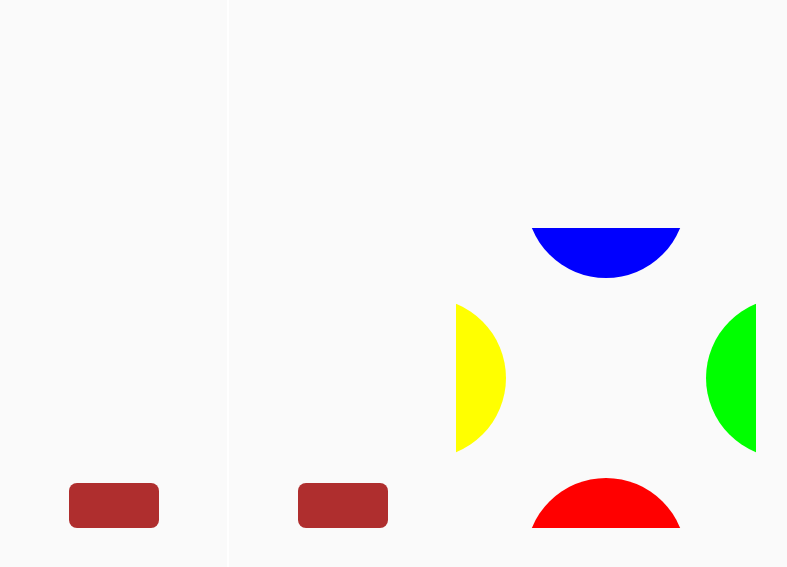
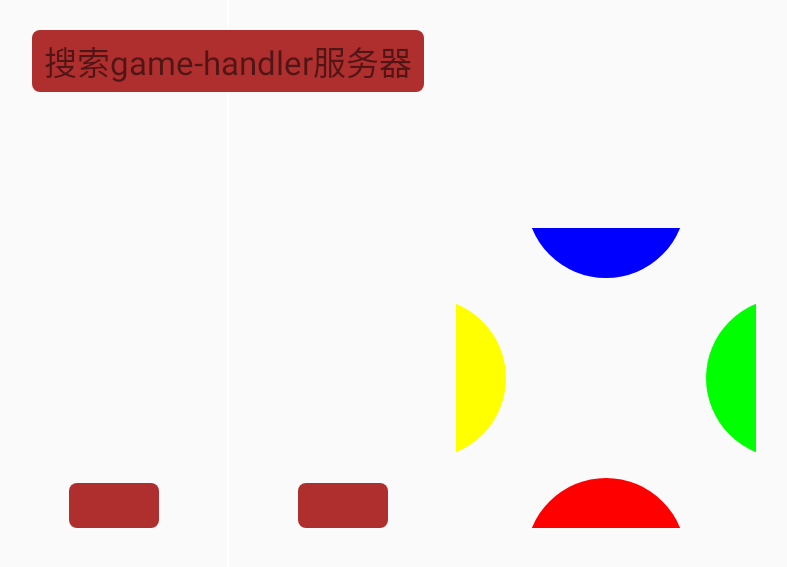
Before and after one commit to coder-zt/GameHanlder, an Android app: the screen it shows after launch (MainActivity), on a phone screen of 824 x 412 dp (held sideways). Shown: the top 567 px of the screen, without its empty margins (390-1177 px from the left). Run offline under Robolectric (Android 15) with nearby library versions, the phone set to English and light mode, and no system bars.

Commit message:
新增自动查找局域网内可用设备的功能

```diff
--- a/app/src/main/java/com/coder/zt/gamehanlder/MainActivity.kt
+++ b/app/src/main/java/com/coder/zt/gamehanlder/MainActivity.kt
@@ -1,19 +1,21 @@
 package com.coder.zt.gamehanlder
 
-import androidx.appcompat.app.AppCompatActivity
+import android.graphics.Color
 import android.os.Bundle
 import android.os.Handler
 import android.os.Looper
 import android.util.Log
+import android.view.View
 import android.widget.TextView
 import androidx.activity.viewModels
+import androidx.appcompat.app.AppCompatActivity
 import androidx.lifecycle.MutableLiveData
 import com.coder.zt.gamehanlder.net.Result
+import com.coder.zt.gamehanlder.net.RetrofitManager
+import com.coder.zt.gamehanlder.utils.Constants
 import com.coder.zt.gamehanlder.view.SkillBtnView
 import com.coder.zt.gamehanlder.view.SteeringYokeView
 import com.coder.zt.gamehanlder.viewmode.KeyBoardViewModel
-import kotlinx.coroutines.delay
-import java.lang.StringBuilder
 
 class MainActivity : AppCompatActivity() {
 
@@ -25,14 +27,26 @@ class MainActivity : AppCompatActivity() {
     val mHandler:Handler by lazy{
         Handler(Looper.getMainLooper())
     }
+    private val viewModel  by viewModels<KeyBoardViewModel>()
     override fun onCreate(savedInstanceState: Bundle?) {
         super.onCreate(savedInstanceState)
+        val decorView = window.decorView
+        decorView.systemUiVisibility = View.SYSTEM_UI_FLAG_LAYOUT_FULLSCREEN or View.SYSTEM_UI_FLAG_LAYOUT_STABLE
+        window.statusBarColor = Color.TRANSPARENT
         setContentView(R.layout.activity_main)
         initView()
         initData()
     }
 
     private fun initData() {
+        viewModel.clientIPs.observe(this){
+            Log.d(TAG, "initData: ")
+            for (s in it) {
+                Constants.BASE_URL = "http://$s:80"
+                Log.d(TAG, "initData: ${Constants.BASE_URL}")
+                RetrofitManager.getInstance().init("http://$s")
+            }
+        }
         result.perCodes = mutableSetOf()
         result.curCodes = mutableSetOf()
         viewModel.keyResult.observe(this){
@@ -96,7 +110,7 @@ class MainActivity : AppCompatActivity() {
 
     }
 
-    private val viewModel: KeyBoardViewModel by viewModels()
+
 
     private  val TAG = "MainActivity"
     private fun initView() {
@@ -162,5 +176,15 @@ class MainActivity : AppCompatActivity() {
                 pressKeys.postValue(this)
             }
         }
+        val tvSearchBtn = findViewById<TextView>(R.id.tv_search)
+        tvSearchBtn.setOnClickListener {
+            doSearch()
+        }
     }
+
+    private fun doSearch() {
+        viewModel.getClientIP()
+    }
+
+
 }
--- a/app/src/main/java/com/coder/zt/gamehanlder/utils/Constants.kt
+++ b/app/src/main/java/com/coder/zt/gamehanlder/utils/Constants.kt
@@ -3,7 +3,7 @@ package com.coder.zt.gamehanlder.utils
 class Constants {
     companion object {
         //home_pc
-        val BASE_URL = "http://192.168.67.211:666"
+        var BASE_URL = "http://192.168.0.1:666"
 //        val BASE_URL = "http://10.0.22.74:666"
     }
 }
--- a/app/src/main/java/com/coder/zt/gamehanlder/view/SkillBtnView.kt
+++ b/app/src/main/java/com/coder/zt/gamehanlder/view/SkillBtnView.kt
@@ -40,7 +40,7 @@ class SkillBtnView(context: Context, attrs: AttributeSet): View(context, attrs)
 
         }
     }
-    override fun onDraw(canvas: Canvas?) {
+    override fun onDraw(canvas: Canvas) {
         super.onDraw(canvas)
         val centerPoint = Point(width/2, height/2)
         mCenterPoint = centerPoint
--- a/app/src/main/java/com/coder/zt/gamehanlder/view/SteeringYokeView.kt
+++ b/app/src/main/java/com/coder/zt/gamehanlder/view/SteeringYokeView.kt
@@ -48,7 +48,7 @@ class SteeringYokeView(context: Context,attrs: AttributeSet): View(context, attr
     private val yokePoint by lazy{
         Point(width/2, height/2)
     }
-    override fun onDraw(canvas: Canvas?) {
+    override fun onDraw(canvas: Canvas) {
         super.onDraw(canvas)
         canvas?.drawCircle(width/2.0f, height/2.0f, height/2.0f, backGroundPaint)
         val dashPathEffect1 = DashPathEffect(floatArrayOf(60f, 60f), 0F)
--- a/app/src/main/java/com/coder/zt/gamehanlder/viewmode/KeyBoardViewModel.kt
+++ b/app/src/main/java/com/coder/zt/gamehanlder/viewmode/KeyBoardViewModel.kt
@@ -5,13 +5,17 @@ import androidx.lifecycle.MutableLiveData
 import androidx.lifecycle.ViewModel
 import androidx.lifecycle.viewModelScope
 import com.coder.zt.gamehanlder.net.Api
+import com.coder.zt.gamehanlder.net.Result
+import com.coder.zt.gamehanlder.utils.ClientFinder
+import kotlinx.coroutines.Dispatchers
 import kotlinx.coroutines.launch
 
 class KeyBoardViewModel:ViewModel() {
 
     private val TAG = "KeyBoardViewModel"
 
-    val keyResult = MutableLiveData<com.coder.zt.gamehanlder.net.Result>()
+    val keyResult = MutableLiveData<Result>()
+    val clientIPs = MutableLiveData<MutableList<String>>(mutableListOf())
 
     fun sendKeys(keySender:com.coder.zt.gamehanlder.net.Result){
         Log.d(TAG, "sendKeys: ${keySender.curCodes}")
@@ -20,4 +24,16 @@ class KeyBoardViewModel:ViewModel() {
         }
     }
 
+    fun getClientIP(){
+       viewModelScope.launch {
+           val t = System.currentTimeMillis()
+           val res = ClientFinder.findTargetDevices()
+           val time = System.currentTimeMillis() - t
+           println("============> 耗时：${time}ms 可用设备：${res.size}")
+           res.forEach{
+               println("=========>　$it")
+           }
+       }
+        }
+
 }
--- a/app/src/main/res/layout/activity_main.xml
+++ b/app/src/main/res/layout/activity_main.xml
@@ -34,6 +34,21 @@
         app:layout_constraintEnd_toStartOf="@+id/skill"
         app:layout_constraintStart_toEndOf="@+id/yoke" />
 
+
+    <TextView
+        android:id="@+id/tv_search"
+        android:layout_width="wrap_content"
+        android:layout_height="wrap_content"
+        android:text="搜索game-handler服务器"
+        android:textSize="22sp"
+        android:layout_marginTop="20dp"
+        android:paddingVertical="4dp"
+        android:paddingHorizontal="8dp"
+        android:background="@drawable/query_btn_bg"
+        app:layout_constraintEnd_toEndOf="parent"
+        app:layout_constraintStart_toStartOf="parent"
+        app:layout_constraintTop_toTopOf="parent" />
+
     <TextView
         android:id="@+id/select_btn_tv"
         android:layout_width="60dp"
```
Also changed, not shown: app/build.gradle (+23 -15 lines), app/src/main/AndroidManifest.xml (+7 -3 lines), app/src/main/java/com/coder/zt/gamehanlder/net/RetrofitManager.kt (+13 -3 lines), app/src/main/java/com/coder/zt/gamehanlder/utils/ClientFinder.kt (added, +95 -0 lines), build.gradle (+11 -3 lines), gradle/wrapper/gradle-wrapper.properties.
